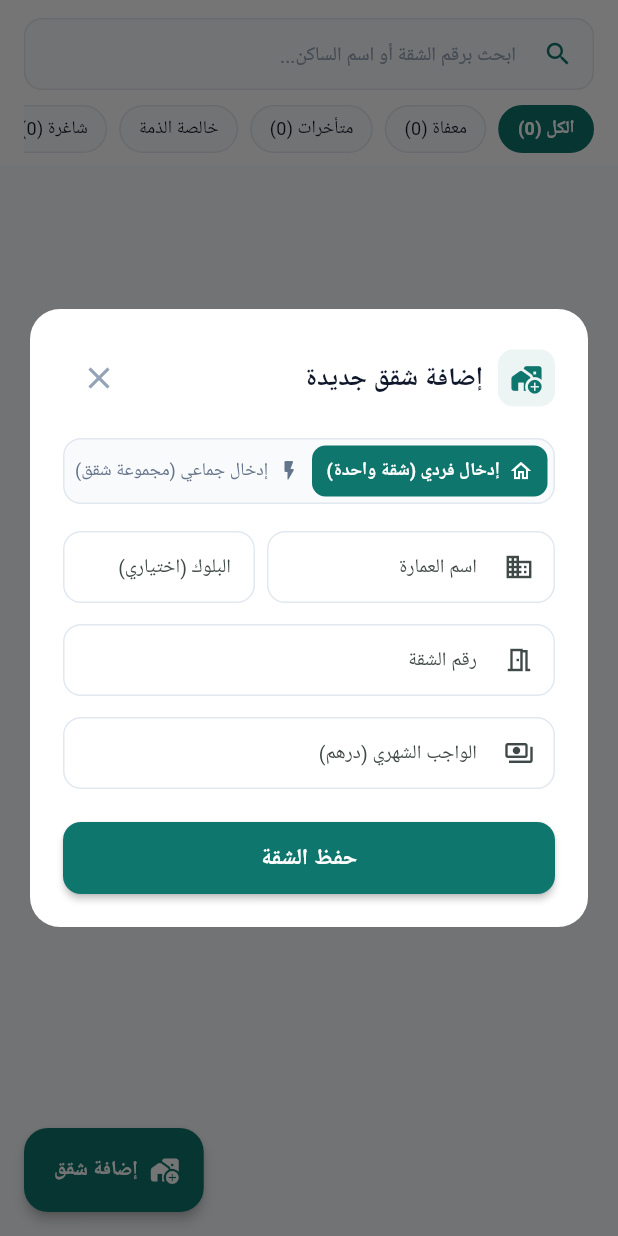
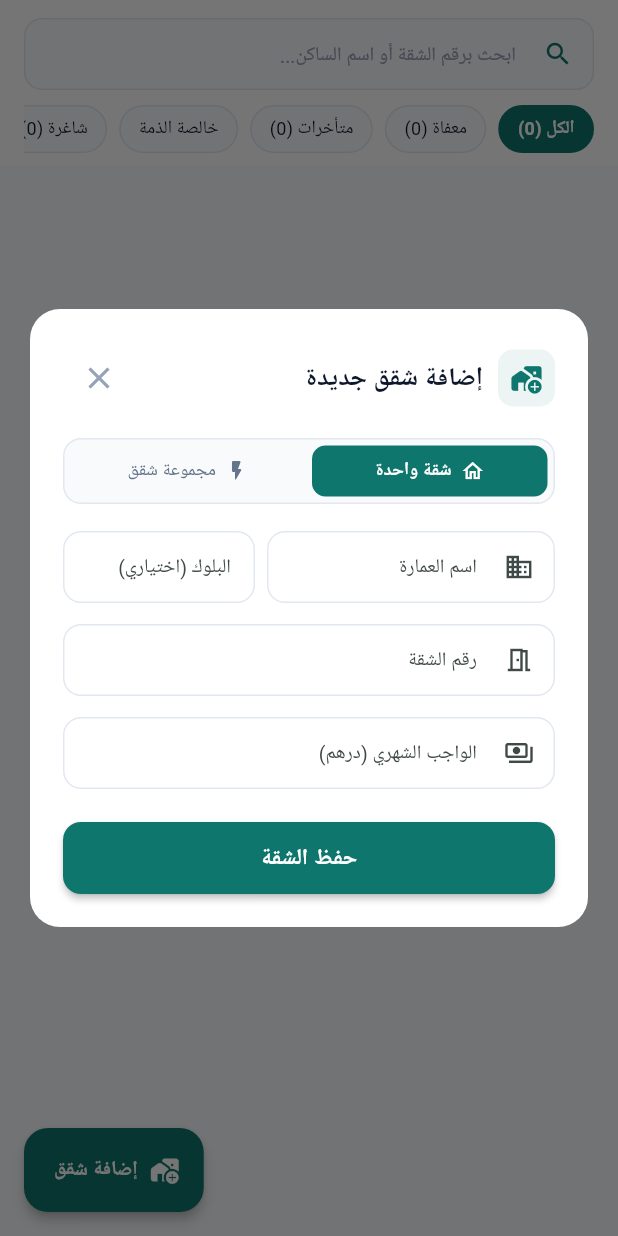
Before and after one commit to mostaphaelarfaoui/Smart-Syndic, a Flutter app: the SyndicApartmentsTab screen opened directly, after a tap on "إضافة شقق", on a phone screen of 412 x 824 dp. Run offline on Flutter 3.47's test engine with Material 3 defaults, Android fonts, the phone set to English and light mode, and no system bars; our stand-ins replace fl_chart, google_fonts, image_picker, shared_preferences; accounts and stored records are empty; Roboto replaces fonts that are missing (Cairo).

Commit message:
fix(ui): resolve RenderFlex overflow in AddApartmentDialog mode selector

```diff
--- a/smart_syndic_mobile/lib/screens/syndic/dialogs/add_apartment_dialog.dart
+++ b/smart_syndic_mobile/lib/screens/syndic/dialogs/add_apartment_dialog.dart
@@ -163,7 +163,8 @@ class _AddApartmentDialogState extends State<AddApartmentDialog> {
                 Row(
                   mainAxisAlignment: MainAxisAlignment.spaceBetween,
                   children: [
-                    Row(
+                    Expanded(
+                      child: Row(
                         children: [
                           Container(
                             padding: const EdgeInsets.all(8),
@@ -174,15 +175,19 @@ class _AddApartmentDialogState extends State<AddApartmentDialog> {
                             child: const Icon(Icons.add_home_work_rounded, color: AppColors.primary, size: 22),
                           ),
                           const SizedBox(width: 10),
-                        Text(
+                          Flexible(
+                            child: Text(
                               'إضافة شقق جديدة',
                               style: GoogleFonts.cairo(
                                 fontSize: 17,
                                 fontWeight: FontWeight.bold,
                                 color: AppColors.textPrimary,
                               ),
+                              overflow: TextOverflow.ellipsis,
+                            ),
                           ),
                         ],
+                      ),
                     ),
                     IconButton(
                       icon: const Icon(Icons.close, color: AppColors.textLight),
@@ -207,22 +212,27 @@ class _AddApartmentDialogState extends State<AddApartmentDialog> {
                           onTap: () => setState(() => _isBulk = false),
                           borderRadius: BorderRadius.circular(9),
                           child: Container(
-                            padding: const EdgeInsets.symmetric(vertical: 8),
+                            padding: const EdgeInsets.symmetric(vertical: 8, horizontal: 4),
                             decoration: BoxDecoration(
                               color: !_isBulk ? AppColors.primary : Colors.transparent,
                               borderRadius: BorderRadius.circular(9),
                             ),
                             child: Row(
                               mainAxisAlignment: MainAxisAlignment.center,
+                              mainAxisSize: MainAxisSize.min,
                               children: [
                                 Icon(Icons.home_outlined, size: 16, color: !_isBulk ? Colors.white : AppColors.textSecondary),
                                 const SizedBox(width: 6),
-                                Text(
-                                  'إدخال فردي (شقة واحدة)',
+                                Flexible(
+                                  child: Text(
+                                    'شقة واحدة',
                                     style: GoogleFonts.cairo(
                                       fontSize: 12,
                                       fontWeight: !_isBulk ? FontWeight.bold : FontWeight.normal,
                                       color: !_isBulk ? Colors.white : AppColors.textSecondary,
+                                    ),
+                                    maxLines: 1,
+                                    overflow: TextOverflow.ellipsis,
                                   ),
                                 ),
                               ],
@@ -236,22 +246,27 @@ class _AddApartmentDialogState extends State<AddApartmentDialog> {
                           onTap: () => setState(() => _isBulk = true),
                           borderRadius: BorderRadius.circular(9),
                           child: Container(
-                            padding: const EdgeInsets.symmetric(vertical: 8),
+                            padding: const EdgeInsets.symmetric(vertical: 8, horizontal: 4),
                             decoration: BoxDecoration(
                               color: _isBulk ? AppColors.primary : Colors.transparent,
                               borderRadius: BorderRadius.circular(9),
                             ),
                             child: Row(
                               mainAxisAlignment: MainAxisAlignment.center,
+                              mainAxisSize: MainAxisSize.min,
                               children: [
                                 Icon(Icons.flash_on_rounded, size: 16, color: _isBulk ? Colors.white : AppColors.textSecondary),
                                 const SizedBox(width: 6),
-                                Text(
-                                  'إدخال جماعي (مجموعة شقق)',
+                                Flexible(
+                                  child: Text(
+                                    'مجموعة شقق',
                                     style: GoogleFonts.cairo(
                                       fontSize: 12,
                                       fontWeight: _isBulk ? FontWeight.bold : FontWeight.normal,
                                       color: _isBulk ? Colors.white : AppColors.textSecondary,
+                                    ),
+                                    maxLines: 1,
+                                    overflow: TextOverflow.ellipsis,
                                   ),
                                 ),
                               ],
```
Also changed, not shown: 1 other file. Lines whose indentation alone changed are shown as unchanged.
